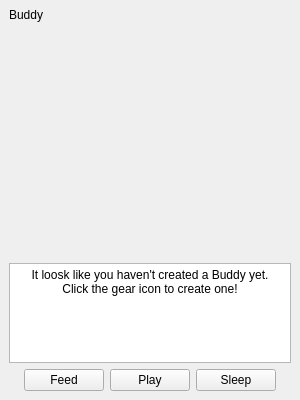
First picture: the form in ui/main.ui, repository DatDarkAlpaca/Buddy, before the edit.
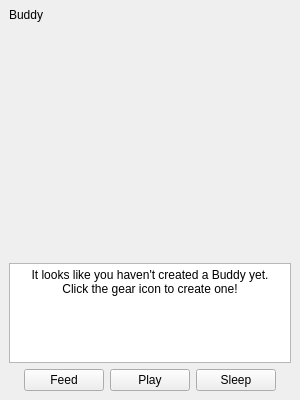
Second picture: the form after the edit. Icons and pictures are not drawn.

Patch:
```diff
--- a/ui/main.ui
+++ b/ui/main.ui
@@ -243,7 +243,7 @@
 &lt;html&gt;&lt;head&gt;&lt;meta name=&quot;qrichtext&quot; content=&quot;1&quot; /&gt;&lt;meta charset=&quot;utf-8&quot; /&gt;&lt;style type=&quot;text/css&quot;&gt;
 p, li { white-space: pre-wrap; }
 &lt;/style&gt;&lt;/head&gt;&lt;body style=&quot; font-family:'Segoe UI'; font-size:9pt; font-weight:400; font-style:normal;&quot;&gt;
-&lt;p align=&quot;center&quot; style=&quot; margin-top:0px; margin-bottom:0px; margin-left:0px; margin-right:0px; -qt-block-indent:0; text-indent:0px;&quot;&gt;It loosk like you haven't created a Buddy yet.&lt;/p&gt;
+&lt;p align=&quot;center&quot; style=&quot; margin-top:0px; margin-bottom:0px; margin-left:0px; margin-right:0px; -qt-block-indent:0; text-indent:0px;&quot;&gt;It looks like you haven't created a Buddy yet.&lt;/p&gt;
 &lt;p align=&quot;center&quot; style=&quot; margin-top:0px; margin-bottom:0px; margin-left:0px; margin-right:0px; -qt-block-indent:0; text-indent:0px;&quot;&gt;Click the gear icon to create one!&lt;/p&gt;&lt;/body&gt;&lt;/html&gt;</string>
       </property>
      </widget>
```
Left out of the diff: 35 changed lines with no effect on the pictures.
